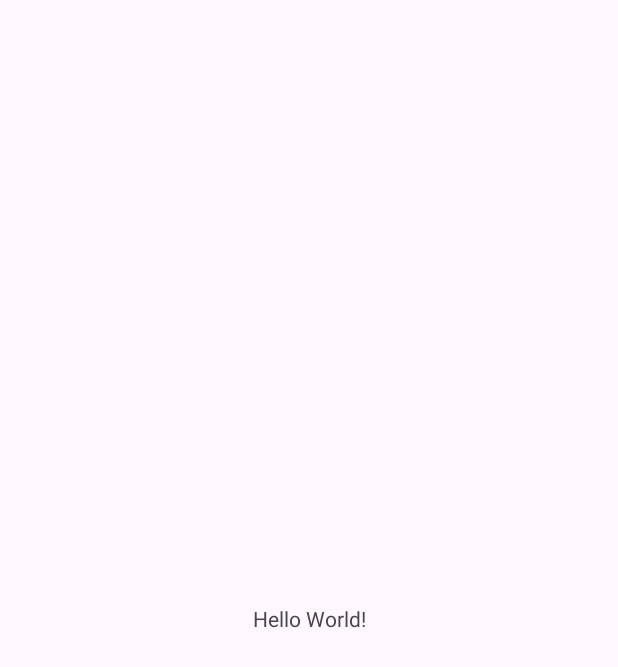
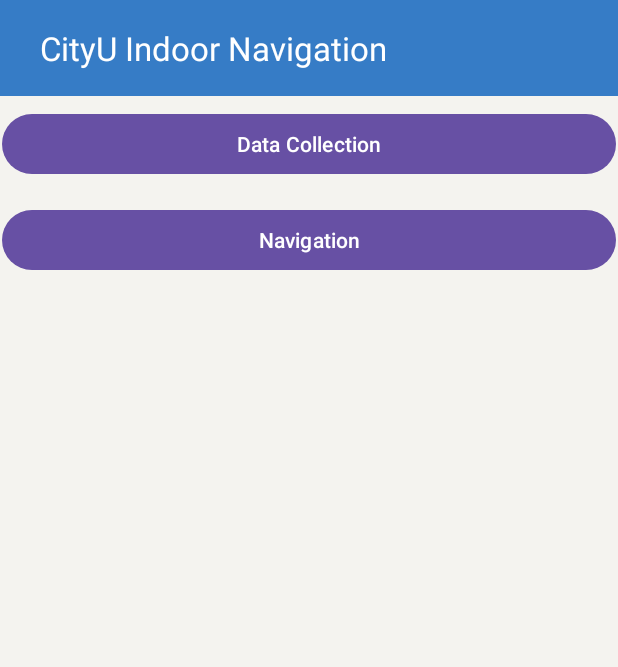
Before and after one commit to Leonard12138/CityU-Indoor-Navigation, an Android app: the screen it shows after launch (MainActivity), on a phone screen of 412 x 824 dp. Before the commit the part shown is almost empty. Shown: the top 667 px of the screen. Run offline under Robolectric (Android 15) with nearby library versions, the phone set to English and light mode, and no system bars.

Commit message:
monitor wifi data

```diff
--- a/app/src/main/java/com/example/cityu_indoor_navigation/MainActivity.java
+++ b/app/src/main/java/com/example/cityu_indoor_navigation/MainActivity.java
@@ -1,14 +1,87 @@
 package com.example.cityu_indoor_navigation;
 
+import androidx.annotation.NonNull;
 import androidx.appcompat.app.AppCompatActivity;
+import androidx.core.app.ActivityCompat;
+import androidx.core.content.ContextCompat;
 
+import android.Manifest;
+import android.content.Intent;
+import android.content.pm.PackageManager;
 import android.os.Bundle;
+import android.view.View;
+import android.widget.Button;
+import android.widget.Toast;
 
-public class MainActivity extends AppCompatActivity {
+import com.example.cityu_indoor_navigation.datapick.WifiDataPick;
+
+import java.util.ArrayList;
+import java.util.List;
+
+public class MainActivity extends AppCompatActivity implements View.OnClickListener {
 
     @Override
     protected void onCreate(Bundle savedInstanceState) {
         super.onCreate(savedInstanceState);
         setContentView(R.layout.activity_main);
+
+        // Dynamically request permissions
+        //getPermissions();
+        // Initialize buttons and text boxes
+        // Connect, disconnect, magnetic field collection, acceleration data collection button variables
+        Button buttonWifi = findViewById(R.id.wifi_data_pick);
+
+        buttonWifi.setOnClickListener(this);
+
     }
+
+    @Override
+    public void onClick(View v) {
+        // Button function to be added
+        // WiFi signal collection
+        if (v.getId() == R.id.wifi_data_pick) {
+            Intent intentWifi = new Intent(MainActivity.this, WifiDataPick.class);
+            startActivity(intentWifi);
+        }
+    }
+
+    public void startDataCollection(View view) {
+        // Method implementation to be added
+    }
+
+//    private void getPermissions() {
+//        List<String> permissionList = new ArrayList<>();
+//        if (ContextCompat.checkSelfPermission(MainActivity.this, Manifest.permission.READ_PHONE_STATE)
+//                != PackageManager.PERMISSION_GRANTED) {
+//            permissionList.add(Manifest.permission.READ_PHONE_STATE);
+//        }
+//        // Request all unrequested permissions at once
+//        if (!permissionList.isEmpty()) {
+//            String[] permissions = permissionList.toArray(new String[permissionList.size()]);
+//            ActivityCompat.requestPermissions(MainActivity.this, permissions, 1);
+//        }
+//    }
+//
+//    @Override
+//    public void onRequestPermissionsResult(int requestCode, @NonNull String[] permissions,
+//                                           @NonNull int[] grantResults) {
+//        super.onRequestPermissionsResult(requestCode, permissions, grantResults);
+//        switch (requestCode) {
+//            case 1:
+//                if (grantResults.length > 0) {
+//                    for (int result : grantResults) {
+//                        if (result != PackageManager.PERMISSION_GRANTED) {
+//                            Toast.makeText(this, "You must grant all permissions to use this app",
+//                                    Toast.LENGTH_SHORT).show();
+//                            finish();
+//                            return;
+//                        }
+//                    }
+//                } else {
+//                    Toast.makeText(this, "An unknown error occurred", Toast.LENGTH_SHORT).show();
+//                    finish();
+//                }
+//                break;
+//        }
+//    }
 }
--- a/app/src/main/res/layout/activity_main.xml
+++ b/app/src/main/res/layout/activity_main.xml
@@ -4,15 +4,63 @@
     xmlns:tools="http://schemas.android.com/tools"
     android:layout_width="match_parent"
     android:layout_height="match_parent"
+    android:background="#168BC34A"
     tools:context=".MainActivity">
 
-    <TextView
-        android:layout_width="wrap_content"
+    <!-- AppBar layout for using Toolbar as AppBar -->
+    <com.google.android.material.appbar.AppBarLayout
+        android:id="@+id/appBarLayout"
+        android:layout_width="0dp"
         android:layout_height="wrap_content"
-        android:text="Hello World!"
-        app:layout_constraintBottom_toBottomOf="parent"
         app:layout_constraintEnd_toEndOf="parent"
         app:layout_constraintStart_toStartOf="parent"
-        app:layout_constraintTop_toTopOf="parent" />
+        app:layout_constraintTop_toTopOf="parent">
+
+        <androidx.constraintlayout.widget.ConstraintLayout
+            android:layout_width="match_parent"
+            android:layout_height="match_parent">
+
+            <!-- ToolBar widget -->
+            <androidx.appcompat.widget.Toolbar
+                android:id="@+id/toolbar"
+                android:layout_width="match_parent"
+                android:layout_height="wrap_content"
+                android:background="#367CC6"
+                android:minHeight="?attr/actionBarSize"
+                android:theme="?attr/actionBarTheme"
+                app:layout_constraintEnd_toEndOf="parent"
+                app:layout_constraintStart_toStartOf="parent"
+                app:layout_constraintTop_toTopOf="parent"
+                app:title="  CityU Indoor Navigation"
+                app:titleTextColor="#ffff" />
+
+        </androidx.constraintlayout.widget.ConstraintLayout>
+
+    </com.google.android.material.appbar.AppBarLayout>
+
+    <Button
+        android:id="@+id/wifi_data_pick"
+        android:layout_width="409dp"
+        android:layout_height="wrap_content"
+        android:onClick="startDataCollection"
+        android:text="Data Collection"
+        app:layout_constraintEnd_toEndOf="parent"
+        app:layout_constraintHorizontal_bias="0.5"
+        app:layout_constraintStart_toStartOf="parent"
+        app:layout_constraintTop_toBottomOf="@id/appBarLayout"
+        android:layout_marginTop="8dp"
+        />
+
+    <Button
+        android:id="@+id/navigationButton"
+        android:layout_width="409dp"
+        android:layout_height="wrap_content"
+        android:layout_marginTop="16dp"
+        android:onClick="startNavigation"
+        android:text="Navigation"
+        app:layout_constraintEnd_toEndOf="parent"
+        app:layout_constraintStart_toStartOf="parent"
+        app:layout_constraintTop_toBottomOf="@id/wifi_data_pick" />
+
 
 </androidx.constraintlayout.widget.ConstraintLayout>
```
Also changed, not shown: app/build.gradle.kts (+15 -2 lines), app/src/main/AndroidManifest.xml (+14 -0 lines), app/src/main/java/com/example/cityu_indoor_navigation/datapick/WifiDataPick.java (added, +300 -0 lines), app/src/main/res/layout/activity_wifi_data_pick.xml (added, +55 -0 lines), app/src/main/res/layout/date_input_layout.xml (added, +66 -0 lines).
